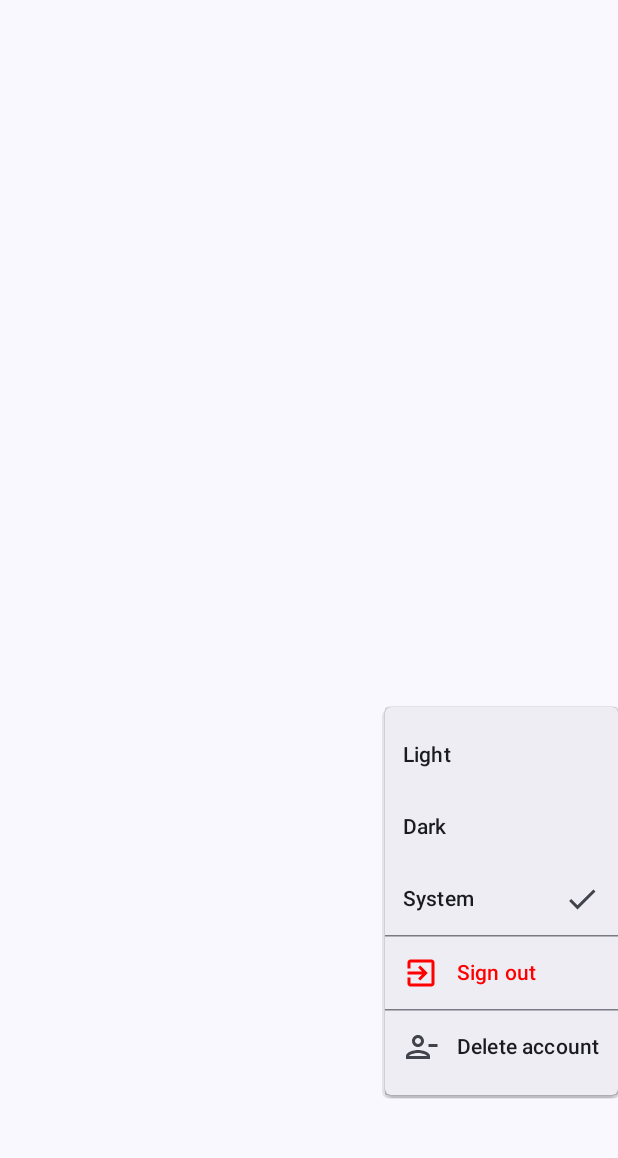
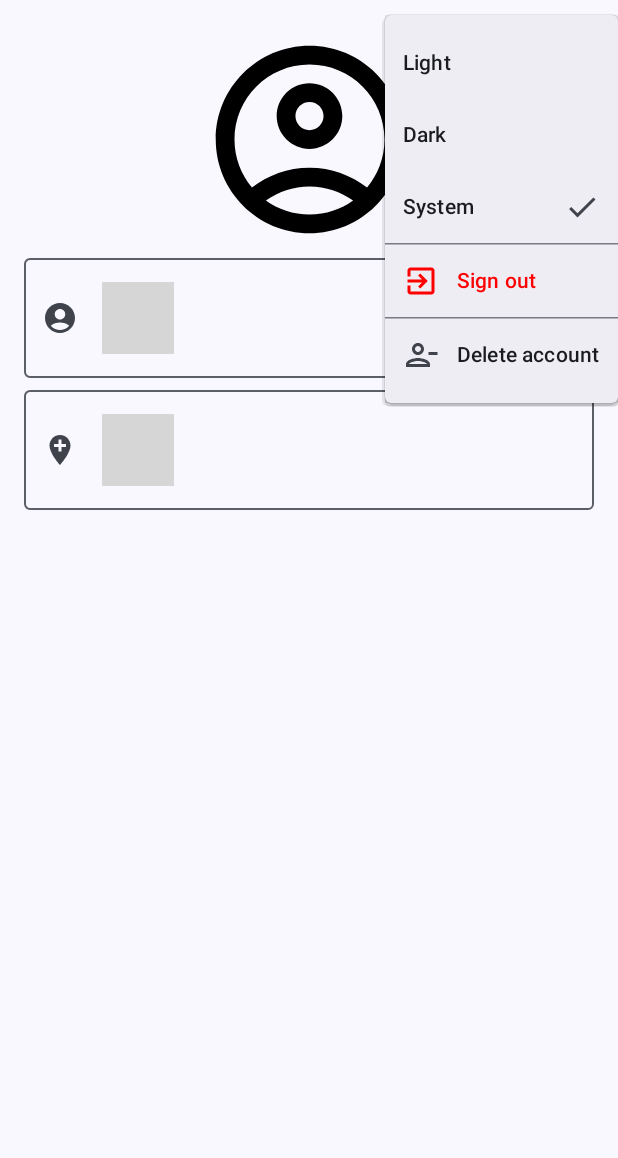
Before and after one commit to lucaCar4/Android, an Android app built with Jetpack Compose: the composable ProfileScreen shown on its own in the app's theme, after a tap on "Menu", on a phone screen of 412 x 824 dp, the part 69-1227 px from its top. Run offline under Robolectric (Android 15) with nearby library versions, the phone set to English and light mode, and no system bars; our stand-ins replace Firebase (no records; nobody signed in at launch, a user with empty details on screens opened directly); pictures from the network do not load; 3 statements that could not run were skipped; grey boxes are pictures that could not be loaded.

Commit message:
Create profile screen

```diff
--- a/FoodAndArt/app/src/main/java/com/example/foodandart/ui/screens/profile/ProfileScreen.kt
+++ b/FoodAndArt/app/src/main/java/com/example/foodandart/ui/screens/profile/ProfileScreen.kt
@@ -1,11 +1,21 @@
 package com.example.foodandart.ui.screens.profile
 
+import android.net.Uri
+import android.util.Log
+import androidx.compose.foundation.Image
+import androidx.compose.foundation.layout.Arrangement
 import androidx.compose.foundation.layout.Column
 import androidx.compose.foundation.layout.fillMaxHeight
 import androidx.compose.foundation.layout.fillMaxWidth
+import androidx.compose.foundation.layout.padding
+import androidx.compose.foundation.layout.size
+import androidx.compose.foundation.shape.CircleShape
 import androidx.compose.material.icons.Icons
 import androidx.compose.material.icons.automirrored.outlined.ExitToApp
+import androidx.compose.material.icons.filled.AccountCircle
+import androidx.compose.material.icons.filled.AddLocation
 import androidx.compose.material.icons.filled.MoreVert
+import androidx.compose.material.icons.outlined.AccountCircle
 import androidx.compose.material.icons.outlined.Check
 import androidx.compose.material.icons.outlined.PersonRemove
 import androidx.compose.material3.AlertDialog
@@ -17,6 +27,8 @@ import androidx.compose.material3.HorizontalDivider
 import androidx.compose.material3.Icon
 import androidx.compose.material3.IconButton
 import androidx.compose.material3.MenuItemColors
+import androidx.compose.material3.OutlinedTextField
+import androidx.compose.material3.Scaffold
 import androidx.compose.material3.Text
 import androidx.compose.material3.TopAppBar
 import androidx.compose.runtime.Composable
@@ -26,14 +38,21 @@ import androidx.compose.runtime.mutableIntStateOf
 import androidx.compose.runtime.mutableStateOf
 import androidx.compose.runtime.remember
 import androidx.compose.runtime.setValue
+import androidx.compose.ui.Alignment
 import androidx.compose.ui.Modifier
+import androidx.compose.ui.draw.clip
 import androidx.compose.ui.graphics.Color
+import androidx.compose.ui.layout.ContentScale
 import androidx.compose.ui.layout.onPlaced
+import androidx.compose.ui.platform.LocalContext
 import androidx.compose.ui.platform.LocalDensity
 import androidx.compose.ui.res.stringResource
 import androidx.compose.ui.unit.DpOffset
 import androidx.compose.ui.unit.dp
 import androidx.navigation.NavController
+import coil.compose.rememberAsyncImagePainter
+import coil.request.ImageRequest
+import coil.transform.CircleCropTransformation
 import com.example.foodandart.R
 import com.example.foodandart.data.models.Theme
 
@@ -52,28 +71,95 @@ fun ProfileScreen(
 ) {
     LaunchedEffect(Unit) { viewModel.initialize(navController) }
 
-
-    Column(
-        modifier = Modifier
-            .fillMaxWidth()
-            .fillMaxHeight()
-            .onPlaced { it ->
-                parentWidth = it.size.width
-            }
-    )
-    {
+    Scaffold(
+        topBar = {
             TopAppBar(
                 title = { Text(stringResource(R.string.app_name)) },
                 actions = {
                     IconButton(onClick = { expandMenu = true }) {
                         Icon(Icons.Default.MoreVert, "Menu")
                     }
+                    Menu(viewModel)
                 }
             )
-        Menu(viewModel)
+        }
+    ) {contentPadding ->
+        Column(
+            modifier = Modifier
+                .fillMaxWidth()
+                .fillMaxHeight()
+                .padding(contentPadding)
+                .onPlaced { it ->
+                    parentWidth = it.size.width
+                },
+            verticalArrangement = Arrangement.Top,
+            horizontalAlignment = Alignment.CenterHorizontally
+
+        )
+        {
+            UserInformation(viewModel)
             SignOutAlert(viewModel)
             DeleteAccountAlert(viewModel)
         }
+    }
+}
+
+@Composable
+fun UserInformation(viewModel: ProfileViewModel) {
+    if (viewModel.imageUri != Uri.EMPTY) {
+        val painter = rememberAsyncImagePainter(
+            ImageRequest.Builder(LocalContext.current)
+                .data(data = viewModel.imageUri)
+                .apply(block = fun ImageRequest.Builder.() {
+                    transformations(CircleCropTransformation())
+                }).build()
+        )
+        Image(
+            painter = painter,
+            "Captured image",
+            modifier = Modifier
+                .size(150.dp)
+                .clip(CircleShape),
+            alignment = Alignment.Center,
+            contentScale = ContentScale.Fit
+        )
+    } else {
+        Image(
+            Icons.Outlined.AccountCircle,
+            "empty Image",
+            contentScale = ContentScale.Fit,
+            modifier = Modifier
+                .size(150.dp),
+            alignment = Alignment.Center
+        )
+    }
+    OutlinedTextField(
+        singleLine = true,
+        modifier = Modifier
+            .fillMaxWidth()
+            .padding(16.dp, 4.dp),
+        value = viewModel.name,
+        onValueChange = { },
+        readOnly = true,
+        placeholder = { Text(stringResource(R.string.name)) },
+        leadingIcon = { Icon(imageVector = Icons.Default.AccountCircle, contentDescription = "Name") },
+    )
+    OutlinedTextField(
+        singleLine = true,
+        modifier = Modifier
+            .fillMaxWidth()
+            .padding(16.dp, 4.dp),
+        value = viewModel.city,
+        onValueChange = {  },
+        readOnly = true,
+        placeholder = { Text(stringResource(R.string.city)) },
+        leadingIcon = {
+            Icon(
+                imageVector = Icons.Default.AddLocation,
+                contentDescription = "Email"
+            )
+        },
+    )
 }
 
 @Composable
```
Also changed, not shown: FoodAndArt/app/src/main/java/com/example/foodandart/ui/screens/profile/ProfileViewModel.kt (+26 -0 lines). Lines whose indentation alone changed are shown as unchanged.
